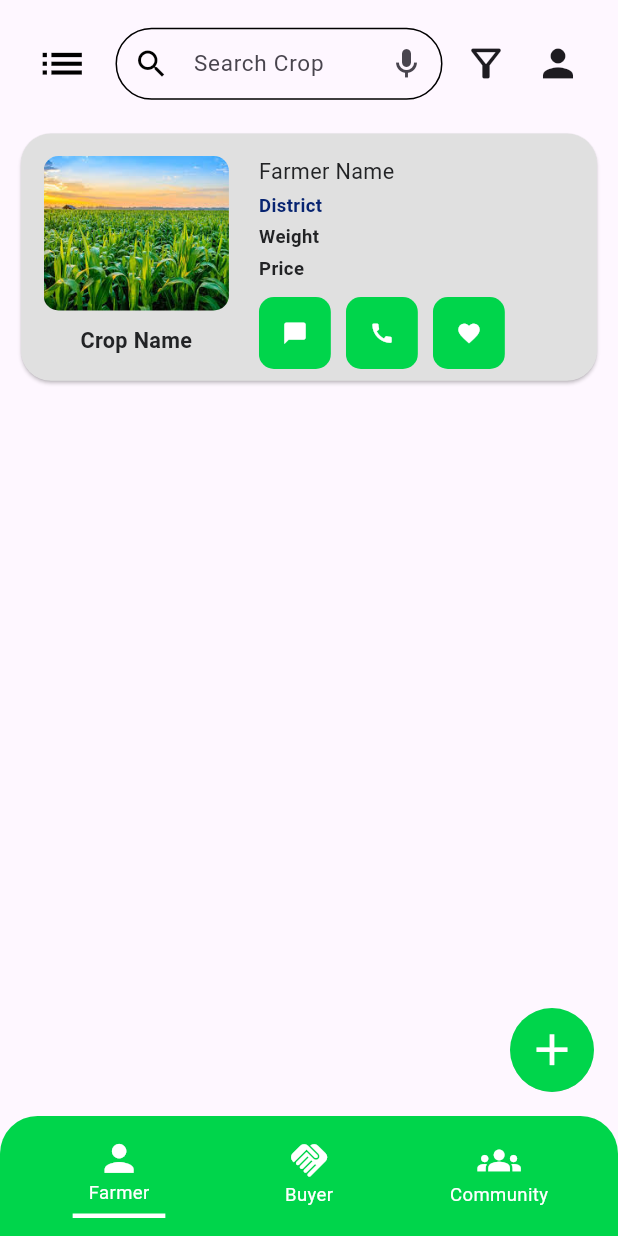
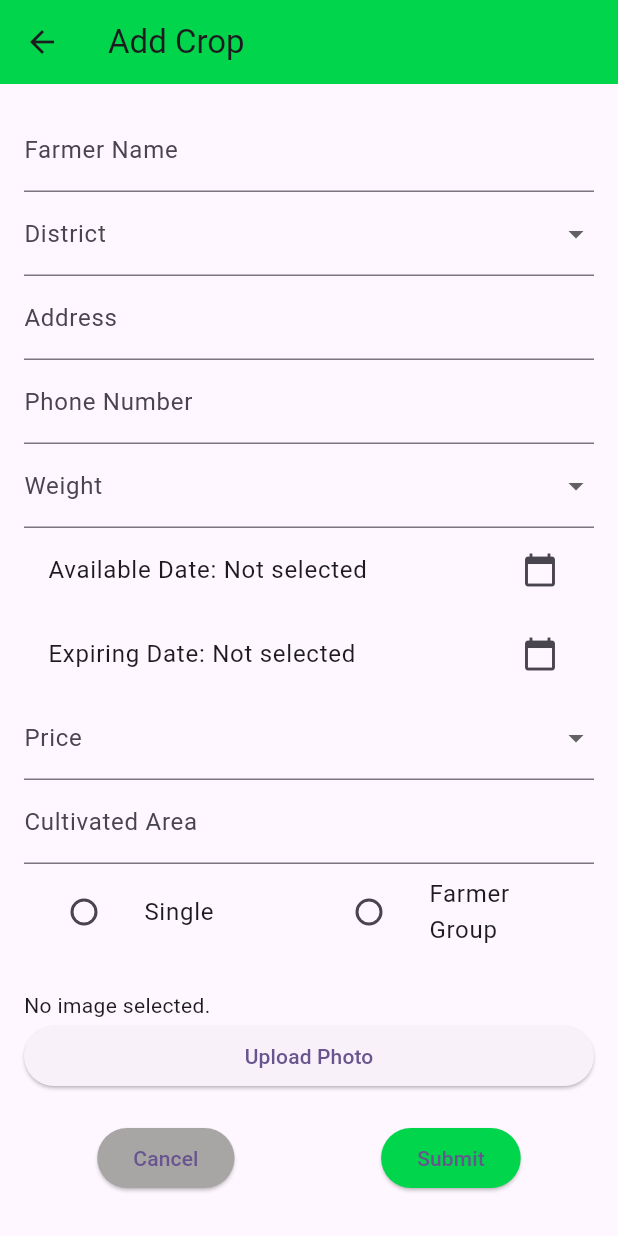
Before and after one commit to QuadraBytes/green_market, a Flutter app: the screen it shows after launch, after a tap on the "add" icon, on a phone screen of 412 x 824 dp. Run offline on Flutter 3.47's test engine with Material 3 defaults, Android fonts, the phone set to English and light mode, and no system bars; our stand-ins replace device_preview, image_picker, shared_preferences.

Commit message:
add crop and requirement screen stated
initial pages

```diff
--- a/lib/components/bottom_bar.dart
+++ b/lib/components/bottom_bar.dart
@@ -1,10 +1,12 @@
 import 'package:flutter/foundation.dart';
 import 'package:flutter/material.dart';
 import 'package:green_market/components/constants.dart';
+import 'package:green_market/screens/add_crop_screen.dart';
 import 'package:green_market/screens/buyer_screen.dart';
 import 'package:green_market/screens/community_screen.dart';
 import 'package:green_market/screens/farmer_screen.dart';
 import 'package:shared_preferences/shared_preferences.dart';
+import 'package:green_market/screens/add_crop_screen.dart';
 
 class BottomBarScreen extends StatefulWidget {
   const BottomBarScreen({super.key});
@@ -22,6 +24,7 @@ class _BottomBarScreenState extends State<BottomBarScreen> {
     FarmerScreen(),
     BuyerScreen(),
     CommunityScreen(),
+    // AddCropScreen(),
   ];
 
   // Future<void> _loadModeState() async {
--- /dev/null
+++ b/lib/screens/add_crop_screen.dart
@@ -0,0 +1,262 @@
+import 'package:flutter/material.dart';
+import 'package:green_market/components/constants.dart';
+import 'package:image_picker/image_picker.dart';
+import 'dart:io';
+import 'package:green_market/models/models.dart';
+
+class AddCropScreen extends StatefulWidget {
+  const AddCropScreen({super.key});
+
+  @override
+  State<AddCropScreen> createState() => _AddCropScreenState();
+}
+
+class _AddCropScreenState extends State<AddCropScreen> {
+  final _formKey = GlobalKey<FormState>();
+  String? _farmerName;
+  String? _district;
+  String? _address;
+  String? _phoneNumber;
+  String? _cultivatedArea;
+  String? _farmerType;
+  int? _weight;
+  DateTime? _availableDate;
+  DateTime? _expiringDate;
+  int? _price;
+  File? _image;
+
+  final ImagePicker _picker = ImagePicker();
+
+  Future<void> _selectDate(BuildContext context, bool isAvailableDate) async {
+    final DateTime? picked = await showDatePicker(
+      context: context,
+      initialDate: DateTime.now(),
+      firstDate: DateTime(2000),
+      lastDate: DateTime(2101),
+    );
+    if (picked != null && picked != DateTime.now()) {
+      setState(() {
+        if (isAvailableDate) {
+          _availableDate = picked;
+        } else {
+          _expiringDate = picked;
+        }
+      });
+    }
+  }
+
+  Future<void> _pickImage() async {
+    final pickedFile = await _picker.pickImage(source: ImageSource.gallery);
+    if (pickedFile != null) {
+      setState(() {
+        _image = File(pickedFile.path);
+      });
+    }
+  }
+
+  @override
+  Widget build(BuildContext context) {
+    return Scaffold(
+      appBar: AppBar(
+        title: Text("Add Crop"),
+        backgroundColor: kColor,
+      ),
+      body: Padding(
+        padding: const EdgeInsets.all(16.0),
+        child: Form(
+          key: _formKey,
+          child: ListView(
+            children: [
+              TextFormField(
+                decoration: InputDecoration(labelText: 'Farmer Name'),
+                validator: (value) {
+                  if (value == null || value.isEmpty) {
+                    return 'Please enter farmer name';
+                  }
+                  return null;
+                },
+                onSaved: (value) {
+                  _farmerName = value;
+                },
+              ),
+              DropdownButtonFormField<String>(
+                decoration: InputDecoration(labelText: 'District'),
+                items: districts.map((String district) {
+                  return DropdownMenuItem<String>(
+                    value: district,
+                    child: Text(district),
+                  );
+                }).toList(),
+                onChanged: (value) {
+                  setState(() {
+                    _district = value;
+                  });
+                },
+                validator: (value) {
+                  if (value == null) {
+                    return 'Please select a district';
+                  }
+                  return null;
+                },
+              ),
+              TextFormField(
+                decoration: InputDecoration(labelText: 'Address'),
+                validator: (value) {
+                  if (value == null || value.isEmpty) {
+                    return 'Please enter address';
+                  }
+                  return null;
+                },
+                onSaved: (value) {
+                  _address = value;
+                },
+              ),
+              TextFormField(
+                decoration: InputDecoration(labelText: 'Phone Number'),
+                validator: (value) {
+                  if (value == null || value.isEmpty) {
+                    return 'Please enter phone number';
+                  }
+                  return null;
+                },
+                onSaved: (value) {
+                  _phoneNumber = value;
+                },
+              ),
+              DropdownButtonFormField<int>(
+                decoration: InputDecoration(labelText: 'Weight'),
+                items: weightRange.map((int weight) {
+                  return DropdownMenuItem<int>(
+                    value: weight,
+                    child: Text('$weight kg'),
+                  );
+                }).toList(),
+                onChanged: (value) {
+                  setState(() {
+                    _weight = value;
+                  });
+                },
+                validator: (value) {
+                  if (value == null) {
+                    return 'Please select a weight';
+                  }
+                  return null;
+                },
+              ),
+              ListTile(
+                title: Text(
+                    "Available Date: ${_availableDate?.toLocal().toIso8601String().substring(0, 10) ?? 'Not selected'}"),
+                trailing: Icon(Icons.calendar_today),
+                onTap: () => _selectDate(context, true),
+              ),
+              ListTile(
+                title: Text(
+                    "Expiring Date: ${_expiringDate?.toLocal().toIso8601String().substring(0, 10) ?? 'Not selected'}"),
+                trailing: Icon(Icons.calendar_today),
+                onTap: () => _selectDate(context, false),
+              ),
+              DropdownButtonFormField<int>(
+                decoration: InputDecoration(labelText: 'Price'),
+                items: priceRange.map((int price) {
+                  return DropdownMenuItem<int>(
+                    value: price,
+                    child: Text('Rs. $price'),
+                  );
+                }).toList(),
+                onChanged: (value) {
+                  setState(() {
+                    _price = value;
+                  });
+                },
+                validator: (value) {
+                  if (value == null) {
+                    return 'Please select a price';
+                  }
+                  return null;
+                },
+              ),
+              TextFormField(
+                decoration: InputDecoration(labelText: 'Cultivated Area'),
+                validator: (value) {
+                  if (value == null || value.isEmpty) {
+                    return 'Please enter cultivated area';
+                  }
+                  return null;
+                },
+                onSaved: (value) {
+                  _cultivatedArea = value;
+                },
+              ),
+              Row(
+                mainAxisAlignment: MainAxisAlignment.center,
+                children: <Widget>[
+                  Expanded(
+                    child: ListTile(
+                      title: const Text('Single'),
+                      leading: Radio<String>(
+                        value: 'Single',
+                        groupValue: _farmerType,
+                        onChanged: (String? value) {
+                          setState(() {
+                            _farmerType = value;
+                          });
+                        },
+                      ),
+                    ),
+                  ),
+                  Expanded(
+                    child: ListTile(
+                      title: const Text('Farmer Group'),
+                      leading: Radio<String>(
+                        value: 'Farmer Group',
+                        groupValue: _farmerType,
+                        onChanged: (String? value) {
+                          setState(() {
+                            _farmerType = value;
+                          });
+                        },
+                      ),
+                    ),
+                  ),
+                ],
+              ),
+              SizedBox(height: 20),
+              _image == null ? Text('No image selected.') : Image.file(_image!),
+              ElevatedButton(
+                onPressed: _pickImage,
+                child: Text('Upload Photo'),
+              ),
+              SizedBox(height: 20),
+              Row(
+                mainAxisAlignment: MainAxisAlignment.spaceAround,
+                children: [
+                  ElevatedButton(
+                    onPressed: () {
+                      Navigator.pop(context); // Cancel button action
+                    },
+                    child: Text('Cancel'),
+                    style: ElevatedButton.styleFrom(
+                        backgroundColor: Color.fromARGB(255, 168, 165, 165)),
+                  ),
+                  ElevatedButton(
+                    onPressed: () {
+                      if (_formKey.currentState!.validate()) {
+                        _formKey.currentState!.save();
+                        // Submit button action
+                        // Handle form submission here
+                      }
+                    },
+                    child: Text('Submit'),
+                    style: ElevatedButton.styleFrom(
+                      backgroundColor: kColor,
+                    ),
+                  ),
+                ],
+              ),
+            ],
+          ),
+        ),
+      ),
+    );
+  }
+}
--- a/lib/screens/farmer_screen.dart
+++ b/lib/screens/farmer_screen.dart
@@ -1,6 +1,7 @@
 import 'package:flutter/material.dart';
 import 'package:green_market/components/constants.dart';
 import 'package:green_market/models/models.dart';
+import 'package:green_market/screens/add_crop_screen.dart';
 
 class FarmerScreen extends StatefulWidget {
   const FarmerScreen({super.key});
@@ -383,7 +384,12 @@ class _FarmerScreenState extends State<FarmerScreen> {
       floatingActionButton: ClipRRect(
         borderRadius: BorderRadius.circular(50),
         child: FloatingActionButton(
-          onPressed: () {},
+          onPressed: () {
+            Navigator.push(
+              context,
+              MaterialPageRoute(builder: (context) => AddCropScreen()),
+            );
+          },
           child: Icon(
             Icons.add,
             size: 35,
--- a/pubspec.yaml
+++ b/pubspec.yaml
@@ -36,6 +36,7 @@ dependencies:
   # Use with the CupertinoIcons class for iOS style icons.
   cupertino_icons: ^1.0.6
   device_preview: ^1.2.0
+  image_picker: ^1.1.2
 
 
 dev_dependencies:
```
Also changed, not shown: lib/screens/add_requirement_screen.dart (added, +166 -0 lines), lib/screens/buyer_screen.dart (+10 -7 lines), pubspec.lock, 5 other files.
